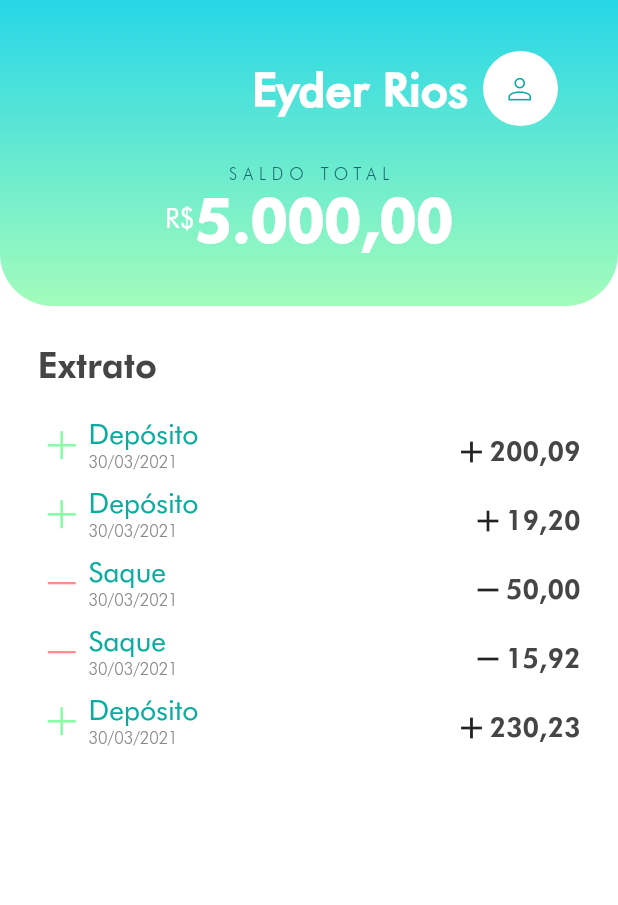
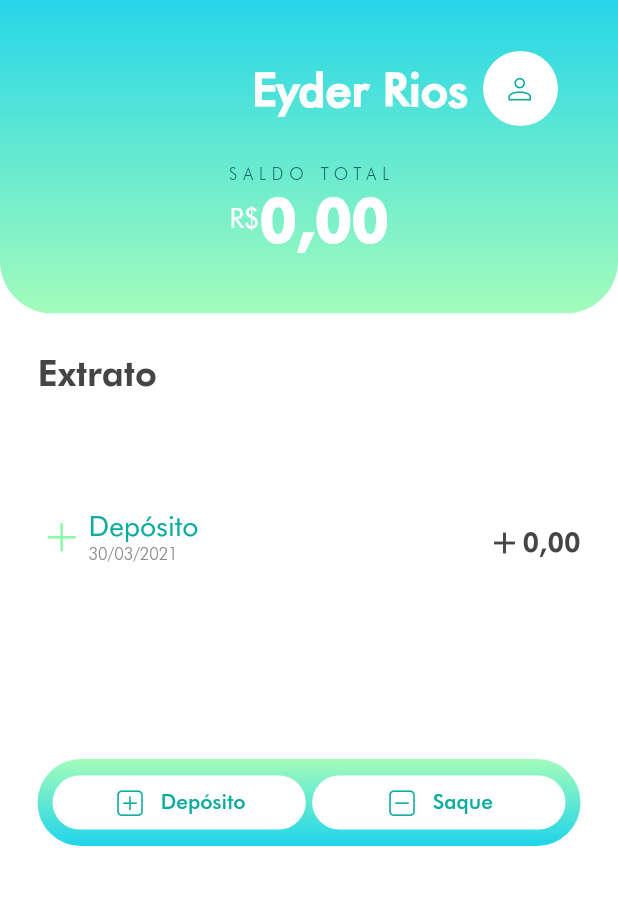
Before and after one commit to alinnegrazielle/bank_flutter, a Flutter app: the screen it shows after launch, on a phone screen of 412 x 824 dp, the part 54-959 px from its top. Run offline on Flutter 3.47's test engine with Material 2 defaults, Android fonts, the light colour scheme and no system bars; our stand-ins replace rflutter_alert.

Commit message:
Funcionando kkk

```diff
--- a/bank/lib/main.dart
+++ b/bank/lib/main.dart
@@ -1,12 +1,12 @@
 import 'package:flutter/material.dart';
-import 'screens/top.dart';
-import 'screens/extrato_and_list.dart';
+import 'screens/home_page_screen.dart';
 
 void main() {
   runApp(MyApp());
 }
 
 class MyApp extends StatelessWidget {
+
   @override
   Widget build(BuildContext context) {
     return MaterialApp(
@@ -14,43 +14,19 @@ class MyApp extends StatelessWidget {
       debugShowCheckedModeBanner: false,
       theme: ThemeData(
         primaryColor: Colors.teal,
+        accentColor: Color(0xFFA3FCBB),
         fontFamily: 'Futura',
+        textButtonTheme: TextButtonThemeData(
+          style: TextButton.styleFrom(
+              backgroundColor: Colors.white,
+              primary: Color(0xFF0AACA0),
+              shape: RoundedRectangleBorder(
+                borderRadius: BorderRadius.circular(35.0),
+              ),
+              padding: EdgeInsets.only(top: 3, left: 20, right: 20, bottom: 3)),
+        ),
       ),
-      home: HomePage(),
+      home: HomePageScreen(),
     );
   }
 }
-
-class HomePage extends StatelessWidget {
-  @override
-  Widget build(BuildContext context) {
-    return SafeArea(
-      child: Scaffold(
-        //backgroundColor: Colors.grey.shade300,
-        backgroundColor: Colors.white,
-        extendBodyBehindAppBar: true,
-        appBar: AppBar(
-          backgroundColor: Colors.transparent,
-          elevation: 0,
-          title: Text(
-            'BANCO EXEMPLO S/A',
-            style: TextStyle(
-              fontFamily: 'Futura',
-              color: Colors.white,
-              fontSize: 13,
-              letterSpacing: 2,
-            ),
-          ),
-          centerTitle: true,
-        ),
-        body: Column(
-          //toda a tela
-          children: [
-            Top(),
-            ExtratoAndList(),
-          ],
-        ),
-      ),
-    );
-  }
-}
--- a/bank/lib/models/transactions.dart
+++ /dev/null
@@ -1,6 +0,0 @@
-class Transaction {
-  String title;
-  double value;
-
-  Transaction({this.title, this.value});
-}
--- /dev/null
+++ b/bank/lib/screens/buttons.dart
@@ -0,0 +1,65 @@
+import 'package:flutter/material.dart';
+import 'dart:math';
+
+import 'app_icons.dart';
+import 'object_transactions.dart';
+
+typedef CallbackTransaction = void Function(ObjectTransaction);
+
+Random rdm = Random();
+
+class Buttons extends StatelessWidget {
+  Buttons(this._transac, this.addTransaction);
+
+  List<ObjectTransaction> _transac;
+  final CallbackTransaction addTransaction;
+
+  @override
+  Widget build(BuildContext context) {
+    return Container(
+      padding: EdgeInsets.only(left: 10, right: 10, top: 5, bottom: 5),
+      decoration: BoxDecoration(
+        color: Colors.white,
+        borderRadius: BorderRadius.all(
+          Radius.circular(35),
+        ),
+        gradient: LinearGradient(
+            begin: Alignment.topCenter,
+            end: Alignment.bottomCenter,
+            stops: [0.0, 1.0],
+            colors: [Color(0xFFA3FCBB), Color(0xFF1FD4EA)]),
+      ),
+      width: double.infinity,
+      child: Column(
+        children: [
+          Row(
+            mainAxisAlignment: MainAxisAlignment.center,
+            children: [
+              Expanded(
+                child: TextButton.icon(
+                  label: Text('Depósito'),
+                  icon: Icon(MyFlutterApp.plus_box),
+                  onPressed: () {
+                    ObjectTransaction a = ObjectTransaction(true, rdm.nextDouble() * (999.99 - 0.01) + 0.01);
+                    addTransaction(a);
+                  },
+                ),
+              ),
+              Text(" "),
+              Expanded(
+                child: TextButton.icon(
+                  label: Text('Saque'),
+                  icon: Icon(MyFlutterApp.minus_box),
+                  onPressed: () {
+                    ObjectTransaction a = ObjectTransaction(false, rdm.nextDouble() * (999.99 - 0.01) + 0.01 );
+                    addTransaction(a);
+                  },
+                ),
+              ),
+            ],
+          ),
+        ],
+      ),
+    );
+  }
+}
--- a/bank/lib/screens/depositos_design.dart
+++ b/bank/lib/screens/depositos_design.dart
@@ -2,12 +2,16 @@ import 'package:flutter/material.dart';
 import 'app_icons.dart';
 import 'package:intl/intl.dart';
 
-class Deposito extends StatelessWidget {
+class Deposito extends StatefulWidget {
   const Deposito({
     Key key,
   }) : super(key: key);
 
   @override
+  _DepositoState createState() => _DepositoState();
+}
+
+class _DepositoState extends State<Deposito> {
   Widget build(BuildContext context) {
     return Column(
       mainAxisAlignment: MainAxisAlignment.start,
@@ -63,7 +67,7 @@ class ValorDeposito extends StatelessWidget {
       children: [
         Row(
           children: [
-            Icon(Icons.add),
+            Icon(Icons.add, color: Color(0xFF454545)),
             Text(
               currencyFormatter.format(valor),
               style: TextStyle(
--- a/bank/lib/screens/extrato_and_list.dart
+++ b/bank/lib/screens/extrato_and_list.dart
@@ -1,20 +1,25 @@
 import 'package:flutter/material.dart';
+
 import 'list_transactions.dart';
+import 'buttons.dart';
+import 'object_transactions.dart';
+
 
 class ExtratoAndList extends StatelessWidget {
-  const ExtratoAndList({
-    Key key,
-  }) : super(key: key);
+  ExtratoAndList(this._transac, this.addTransaction);
+
+  List<ObjectTransaction> _transac;
+  final CallbackTransaction addTransaction;
 
   @override
   Widget build(BuildContext context) {
-    return Expanded(child:  Container(
+    return Container(
       decoration: BoxDecoration(
         color: Colors.white,
       ),
       width: double.infinity,
       padding: EdgeInsets.all(25.0),
-      height: (315),
+      height: (380),
       child: (Column(
         children: <Widget>[
           Row(
@@ -32,10 +37,13 @@ class ExtratoAndList extends StatelessWidget {
               ),
             ],
           ),
-          ListTransactions(),
+          ListTransactions(_transac),
+          Container(
+            padding: EdgeInsets.only(top: 15),
+            child: Buttons(_transac, addTransaction),
+          )
         ],
       )),
-      )
     );
   }
 }
--- a/bank/lib/screens/home_page_screen.dart
+++ b/bank/lib/screens/home_page_screen.dart
@@ -1,124 +1,207 @@
-import 'dart:math';
 import 'package:flutter/material.dart';
-import '../models/transactions.dart';
+import 'transac_intializer.dart';
+import 'package:rflutter_alert/rflutter_alert.dart';
 
-Random rnd = Random();
+import 'top.dart';
+import 'extrato_and_list.dart';
+import 'object_transactions.dart';
 
-class HomePage extends StatefulWidget {
+class HomePageScreen extends StatefulWidget {
   @override
-  _HomePageState createState() {
-    return _HomePageState();
-  }
+  _HomePageScreenState createState() => _HomePageScreenState();
 }
 
-class _HomePageState extends State<HomePage> {
-  double saldoDepo = 0.00;
-  double saldoSaq = 0.00;
-  List<Transaction> listTransaction = [];
+class _HomePageScreenState extends State<HomePageScreen> {
+  List<ObjectTransaction> _transac = <ObjectTransaction>[a];
 
-  @override
-  void initState() {
-    super.initState();
-  }
+  double saldototal = 0;
 
-  addDeposito() {
-    double deposito = rnd.nextInt(100).toDouble();
-    listTransaction.add(
-      Transaction(title: "Depósito 1", value: deposito),
-    );
-
+  void addTransaction(ObjectTransaction b) {
     setState(() {
-      saldoDepo = saldoDepo + deposito;
-    });
-  }
-
-  addSaque() {
-    double saque = rnd.nextInt(1000).toDouble();
-    listTransaction.add(
-      Transaction(title: "Depósito 1", value: saque),
-    );
-
-    setState(() {
-      saldoSaq = saldoSaq + saque;
+      if(b.isDeposito){
+        saldototal = saldototal + b.valor;
+        _transac.add(b);
+      }else{
+        if((saldototal - b.valor) >= 0 ){
+          saldototal = saldototal - b.valor;
+          _transac.add(b);
+        }else{
+          return Alert(
+            context: context,
+            type: AlertType.warning,
+            title: "Saldo insuficiente",
+            desc: "Sua conta não tem saldo suficiente para fazer o saque solicitado.",
+            buttons: [
+              DialogButton(
+                child: Text(
+                  "VOLTAR",
+                  style: TextStyle(color: Colors.white, fontSize: 20),
+                ),
+                onPressed: () => Navigator.pop(context),
+                width: 120,
+              )
+            ],
+          ).show();
+        }
+      }
     });
   }
 
   @override
   Widget build(BuildContext context) {
-    return Container(
-      child: Column(
-        crossAxisAlignment: CrossAxisAlignment.center,
-        children: <Widget>[
-          Container(
-            child: Center(
-              child: Text(
-                '$saldoDepo',
-                style: TextStyle(
-                  fontSize: 20.0,
-                  color: Colors.white,
-                ),
-              ),
+    return SafeArea(
+      child: Scaffold(
+        //backgroundColor: Colors.grey.shade300,
+        backgroundColor: Colors.white,
+        extendBodyBehindAppBar: true,
+        appBar: AppBar(
+          backgroundColor: Colors.transparent,
+          elevation: 0,
+          title: Text(
+            'BANCO EXEMPLO S/A',
+            style: TextStyle(
+              fontFamily: 'Futura',
+              color: Colors.white,
+              fontSize: 13,
+              letterSpacing: 2,
             ),
           ),
-          Container(
-            child: Center(
-              child: Text(
-                '$saldoSaq',
-                style: TextStyle(
-                  fontSize: 20.0,
-                  color: Colors.white,
-                ),
-              ),
-            ),
-          ),
-          // Container(
-          //   height: 50.0,
-          //   width: 110.0,
-          //   decoration: BoxDecoration(
-          //     color: Colors.greenAccent,
-          //     borderRadius: BorderRadius.only(
-          //       bottomLeft: Radius.circular(22.0),
-          //       topLeft: Radius.circular(22.00),
-          //       bottomRight: Radius.circular(200.0),
-          //     ),
-          //   ),
-          //   child: FlatButton(
-          //     color: Colors.green,
-          //     child: Text(
-          //       'Depósito',
-          //       style: TextStyle(
-          //         fontSize: 20.0,
-          //         color: Colors.white,
-          //       ),
-          //     ),
-          //     onPressed: addDeposito,
-          //   ),
-          // ),
-          // Container(
-          //   height: 50.0,
-          //   width: 110.0,
-          //   decoration: BoxDecoration(
-          //     color: Colors.greenAccent,
-          //     borderRadius: BorderRadius.only(
-          //       bottomLeft: Radius.circular(22.0),
-          //       topLeft: Radius.circular(22.00),
-          //       bottomRight: Radius.circular(200.0),
-          //     ),
-          //   ),
-          //   child: FlatButton(
-          //     color: Colors.green,
-          //     child: Text(
-          //       'Saque',
-          //       style: TextStyle(
-          //         fontSize: 20.0,
-          //         color: Colors.white,
-          //       ),
-          //     ),
-          //     onPressed: addSaque,
-          //   ),
-          // ),
-        ],
+          centerTitle: true,
+        ),
+        body: Column(
+          //toda a tela
+          // mainAxisAlignment: MainAxisAlignment.spaceBetween,
+          children: [
+            Top(saldototal),
+            ExtratoAndList(_transac, addTransaction),
+          ],
+        ),
       ),
     );
   }
 }
+
+// import 'dart:math';
+// import 'package:flutter/material.dart';
+// import '../models/transactions.dart';
+
+// Random rnd = Random();
+
+// class HomePage extends StatefulWidget {
+//   @override
+//   _HomePageState createState() {
+//     return _HomePageState();
+//   }
+// }
+
+// class _HomePageState extends State<HomePage> {
+//   double saldoDepo = 0.00;
+//   double saldoSaq = 0.00;
+//   List<Transaction> listTransaction = [];
+
+//   @override
+//   void initState() {
+//     super.initState();
+//   }
+
+//   addDeposito() {
+//     double deposito = rnd.nextInt(100).toDouble();
+//     listTransaction.add(
+//       Transaction(title: "Depósito 1", value: deposito),
+//     );
+
+//     setState(() {
+//       saldoDepo = saldoDepo + deposito;
+//     });
+//   }
+
+//   addSaque() {
+//     double saque = rnd.nextInt(1000).toDouble();
+//     listTransaction.add(
+//       Transaction(title: "Depósito 1", value: saque),
+//     );
+
+//     setState(() {
+//       saldoSaq = saldoSaq + saque;
+//     });
+//   }
+
+//   @override
+//   Widget build(BuildContext context) {
+//     return Container(
+//       child: Column(
+//         crossAxisAlignment: CrossAxisAlignment.center,
+//         children: <Widget>[
+//           Container(
+//             child: Center(
+//               child: Text(
+//                 '$saldoDepo',
+//                 style: TextStyle(
+//                   fontSize: 20.0,
+//                   color: Colors.white,
+//                 ),
+//               ),
+//             ),
+//           ),
+//           Container(
+//             child: Center(
+//               child: Text(
+//                 '$saldoSaq',
+//                 style: TextStyle(
+//                   fontSize: 20.0,
+//                   color: Colors.white,
+//                 ),
+//               ),
+//             ),
+//           ),
+//           // Container(
+//           //   height: 50.0,
+//           //   width: 110.0,
+//           //   decoration: BoxDecoration(
+//           //     color: Colors.greenAccent,
+//           //     borderRadius: BorderRadius.only(
+//           //       bottomLeft: Radius.circular(22.0),
+//           //       topLeft: Radius.circular(22.00),
+//           //       bottomRight: Radius.circular(200.0),
+//           //     ),
+//           //   ),
+//           //   child: FlatButton(
+//           //     color: Colors.green,
+//           //     child: Text(
+//           //       'Depósito',
+//           //       style: TextStyle(
+//           //         fontSize: 20.0,
+//           //         color: Colors.white,
+//           //       ),
+//           //     ),
+//           //     onPressed: addDeposito,
+//           //   ),
+//           // ),
+//           // Container(
+//           //   height: 50.0,
+//           //   width: 110.0,
+//           //   decoration: BoxDecoration(
+//           //     color: Colors.greenAccent,
+//           //     borderRadius: BorderRadius.only(
+//           //       bottomLeft: Radius.circular(22.0),
+//           //       topLeft: Radius.circular(22.00),
+//           //       bottomRight: Radius.circular(200.0),
+//           //     ),
+//           //   ),
+//           //   child: FlatButton(
+//           //     color: Colors.green,
+//           //     child: Text(
+//           //       'Saque',
+//           //       style: TextStyle(
+//           //         fontSize: 20.0,
+//           //         color: Colors.white,
+//           //       ),
+//           //     ),
+//           //     onPressed: addSaque,
+//   ),
+// ),
+//         ],
+//       ),
+//     );
+//   }
+// }
--- a/bank/lib/screens/list_transactions.dart
+++ b/bank/lib/screens/list_transactions.dart
@@ -1,79 +1,42 @@
 import 'package:flutter/material.dart';
+import 'depositos_design.dart';
 import 'saques_design.dart';
-import 'depositos_design.dart';
+import 'package:intl/intl.dart';
+import 'object_transactions.dart';
 
 class ListTransactions extends StatelessWidget {
-  const ListTransactions({
-    Key key,
-  }) : super(key: key);
+  ListTransactions(this._transac);
+
+  List<ObjectTransaction> _transac;
+  final currencyFormatter = NumberFormat('#,##0.00', 'pt_BR');
 
   @override
   Widget build(BuildContext context) {
-    return SingleChildScrollView(
-        scrollDirection: Axis.vertical,
-        child: Column(
-          children: [
-            Row(
+    return Expanded(
+      child: Container(
+        height: 400,
+        child: ListView.builder(
+          itemCount: _transac.length,
+          itemBuilder: (context, index) {
+            return Row(
               mainAxisAlignment: MainAxisAlignment.spaceBetween,
               children: [
                 Padding(
-                  padding: const EdgeInsets.only(
-                    bottom: 10,
-                  ),
-                  child: Deposito(),
+                  padding: const EdgeInsets.only(bottom: 10, top: 0),
+                  child: _transac[(_transac.length - 1) - index].isDeposito
+                      ? Deposito()
+                      : Saque(),
                 ),
-                ValorDeposito(valor: 200.09),
+                _transac[(_transac.length - 1) - index].isDeposito
+                    ? ValorDeposito(
+                        valor: _transac[(_transac.length - 1) - index].valor)
+                    : ValorSaque(
+                        valor: _transac[(_transac.length - 1) - index].valor),
               ],
-            ),
-            Row(
-              mainAxisAlignment: MainAxisAlignment.spaceBetween,
-              children: [
-                Padding(
-                  padding: const EdgeInsets.only(
-                    bottom: 10,
-                  ),
-                  child: Deposito(),
-                ),
-                ValorDeposito(valor: 19.20),
-              ],
-            ),
-            Row(
-              mainAxisAlignment: MainAxisAlignment.spaceBetween,
-              children: [
-                Padding(
-                  padding: const EdgeInsets.only(
-                    bottom: 10,
-                  ),
-                  child: Saque(),
-                ),
-                ValorSaque(valor: 50),
-              ],
-            ),
-            Row(
-              mainAxisAlignment: MainAxisAlignment.spaceBetween,
-              children: [
-                Padding(
-                  padding: const EdgeInsets.only(
-                    bottom: 10,
-                  ),
-                  child: Saque(),
-                ),
-                ValorSaque(valor: 15.92),
-              ],
-            ),
-            Row(
-              mainAxisAlignment: MainAxisAlignment.spaceBetween,
-              children: [
-                Padding(
-                  padding: const EdgeInsets.only(
-                    bottom: 10,
-                  ),
-                  child: Deposito(),
-                ),
-                ValorDeposito(valor: 230.23),
-              ],
-            ),
-          ],
-        ));
+            );
+          },
+        ),
+      ),
+    );
   }
 }
--- /dev/null
+++ b/bank/lib/screens/object_transactions.dart
@@ -0,0 +1,10 @@
+
+class ObjectTransaction {
+  bool isDeposito;
+  double valor;
+
+  ObjectTransaction(bool isDeposito, double valor) {
+    this.isDeposito = isDeposito;
+    this.valor = valor;
+  }
+}
--- a/bank/lib/screens/saldo_total.dart
+++ /dev/null
@@ -1,54 +0,0 @@
-import 'package:flutter/material.dart';
-import 'package:intl/intl.dart';
-
-class SaldoTotal extends StatelessWidget {
-  final double saldo;
-  final currencyFormatter = NumberFormat('#,##0.00', 'pt_BR');
-
-  SaldoTotal({
-    Key key,
-    @required this.saldo,
-  }) : super(key: key);
-
-  @override
-  Widget build(BuildContext context) {
-    return Expanded(child:
-      Column(children: [
-        Row(
-          mainAxisAlignment: MainAxisAlignment.center,
-          children: [
-            Text('SALDO TOTAL',
-                style: TextStyle(
-                  color: Color(0xFF176770),
-                  fontSize: 11,
-                  fontFamily: 'FuturaLight',
-                  letterSpacing: 4,
-                )),
-          ],
-        ),
-        Row(
-          mainAxisAlignment: MainAxisAlignment.center,
-          children: [
-            Text(
-              r'R$',
-              style: TextStyle(
-                color: Colors.white,
-                fontFamily: 'FuturaBook',
-                fontSize: 18,
-              ),
-            ),
-            Text(
-              currencyFormatter.format(saldo),
-              style: TextStyle(
-                color: Colors.white,
-                fontFamily: 'FuturaHeavy',
-                fontWeight: FontWeight.w900,
-                fontSize: 40,
-              ),
-            ),
-          ],
-        ),
-      ])
-    );
-  }
-}
--- a/bank/lib/screens/saques_design.dart
+++ b/bank/lib/screens/saques_design.dart
@@ -2,11 +2,16 @@ import 'package:flutter/material.dart';
 import 'app_icons.dart';
 import 'package:intl/intl.dart';
 
-class Saque extends StatelessWidget {
+class Saque extends StatefulWidget {
   const Saque({
     Key key,
   }) : super(key: key);
 
+  @override
+  _SaqueState createState() => _SaqueState();
+}
+
+class _SaqueState extends State<Saque> {
   @override
   Widget build(BuildContext context) {
     return Column(
@@ -63,7 +68,7 @@ class ValorSaque extends StatelessWidget {
       children: [
         Row(
           children: [
-            Icon(Icons.remove),
+            Icon(Icons.remove, color: Color(0xFF454545)),
             Text(
               currencyFormatter.format(valor),
               style: TextStyle(
--- a/bank/lib/screens/top.dart
+++ b/bank/lib/screens/top.dart
@@ -1,19 +1,24 @@
 import 'package:flutter/material.dart';
 import 'name_and_picture.dart';
-import 'saldo_total.dart';
+import '../widgets/saldo.dart';
 
-class Top extends StatelessWidget {
-  const Top({
-    Key key,
-  }) : super(key: key);
+class Top extends StatefulWidget {
+  Top(this.saldototal);
 
+  double saldototal;
+
+  @override
+  _TopState createState() => _TopState();
+}
+
+class _TopState extends State<Top> {
   @override
   Widget build(BuildContext context) {
     return Container(
       //box
       width: double.infinity,
       padding: EdgeInsets.only(top: 25.0, bottom: 25.0, right: 40, left: 40),
-        height: (240),
+      height: (245),
       decoration: BoxDecoration(
         color: Color(0xFF0AACA0),
         borderRadius: BorderRadius.only(
@@ -31,8 +36,8 @@ class Top extends StatelessWidget {
           NameAndPicture(
             name: 'Eyder Rios',
           ),
-            SaldoTotal(
-              saldo: 5000,
+          Saldo(
+            saldo: widget.saldototal,
           ),
         ],
       ),
--- /dev/null
+++ b/bank/lib/screens/transac_intializer.dart
@@ -0,0 +1,3 @@
+import 'object_transactions.dart';
+
+ObjectTransaction a = ObjectTransaction(true, 0);
--- /dev/null
+++ b/bank/lib/widgets/saldo.dart
@@ -0,0 +1,52 @@
+import 'package:flutter/material.dart';
+import 'package:intl/intl.dart';
+
+class Saldo extends StatelessWidget {
+  final double saldo;
+  final currencyFormatter = NumberFormat('#,##0.00', 'pt_BR');
+
+  Saldo({
+    Key key,
+    @required this.saldo,
+  }) : super(key: key);
+
+  @override
+  Widget build(BuildContext context) {
+    return Column(children: [
+      Row(
+        mainAxisAlignment: MainAxisAlignment.center,
+        children: [
+          Text('SALDO TOTAL',
+              style: TextStyle(
+                color: Color(0xFF176770),
+                fontSize: 11,
+                fontFamily: 'FuturaLight',
+                letterSpacing: 4,
+              )),
+        ],
+      ),
+      Row(
+        mainAxisAlignment: MainAxisAlignment.center,
+        children: [
+          Text(
+            r'R$',
+            style: TextStyle(
+              color: Colors.white,
+              fontFamily: 'FuturaBook',
+              fontSize: 18,
+            ),
+          ),
+          Text(
+            currencyFormatter.format(saldo),
+            style: TextStyle(
+              color: Colors.white,
+              fontFamily: 'FuturaHeavy',
+              fontWeight: FontWeight.w900,
+              fontSize: 40,
+            ),
+          ),
+        ],
+      ),
+    ]);
+  }
+}
--- a/bank/pubspec.yaml
+++ b/bank/pubspec.yaml
@@ -35,6 +35,9 @@ dependencies:
 dev_dependencies:
   flutter_test:
     sdk: flutter
+
+  rflutter_alert:
+    git: git://github.com/RatelHub/rflutter_alert.git
 
 # For information on the generic Dart part of this file, see the
 # following page: https://dart.dev/tools/pub/pubspec
```
Also changed, not shown: bank/pubspec.lock. Lines whose indentation alone changed are shown as unchanged.
